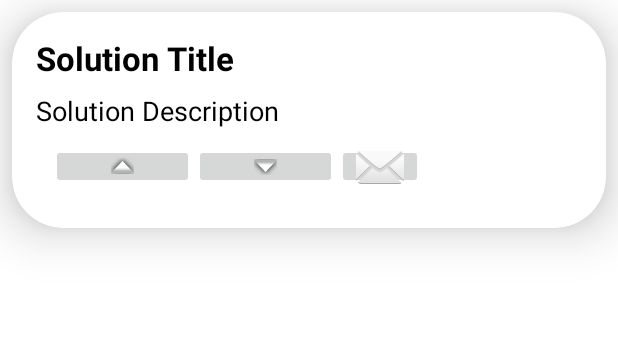
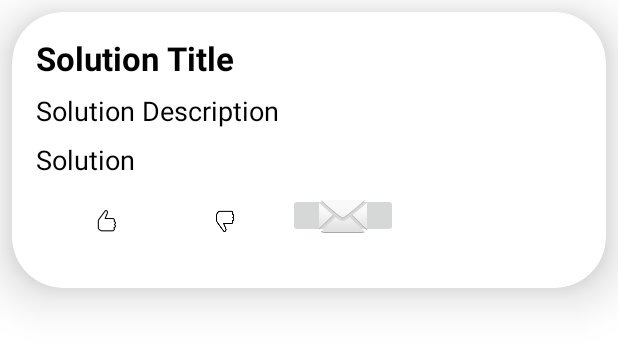
Before and after one commit to yesenia-ms/MyMechanic-App, an Android app: the layout solution_item_layout.xml on its own in the app's theme, with its tools: preview values and no code run, on a phone screen of 412 x 824 dp. Shown: the top 346 px of the screen. Run offline under Robolectric (Android 15) with nearby library versions, the light colour scheme and no system bars; Roboto replaces fonts that are not available here.

Commit message:
Changed the thumbs up and down button.

```diff
--- a/app/src/main/java/cs3773/group11/mymechanic/MyAdapter.java
+++ b/app/src/main/java/cs3773/group11/mymechanic/MyAdapter.java
@@ -19,12 +19,13 @@ public class MyAdapter extends RecyclerView.Adapter<MyAdapter.MyViewHolder> {
     }
 
     public static class MyViewHolder extends RecyclerView.ViewHolder {
-        TextView titleTextView, descriptionTextView;
+        TextView titleTextView, descriptionTextView, solutionTextView;
 
         public MyViewHolder(@NonNull View itemView) {
             super(itemView);
             titleTextView = itemView.findViewById(R.id.text_view_title);
             descriptionTextView = itemView.findViewById(R.id.text_view_description);
+            solutionTextView = itemView.findViewById(R.id.text_view_solution);
         }
     }
 
@@ -40,6 +41,7 @@ public class MyAdapter extends RecyclerView.Adapter<MyAdapter.MyViewHolder> {
         SolutionItem solutionItem = solutionItemList.get(position);
         holder.titleTextView.setText(solutionItem.getSolutionTitle());
         holder.descriptionTextView.setText(solutionItem.getSolutionDescription());
+        holder.solutionTextView.setText(solutionItem.getSolution());
     }
 
     @Override
--- a/app/src/main/java/cs3773/group11/mymechanic/SolutionsActivity.java
+++ b/app/src/main/java/cs3773/group11/mymechanic/SolutionsActivity.java
@@ -73,6 +73,7 @@ public class SolutionsActivity extends AppCompatActivity {
                         SolutionItem solutionItem = new SolutionItem();
                         solutionItem.setSolutionTitle(documentSnapshot.getString("Possible Solution"));
                         solutionItem.setSolutionDescription(documentSnapshot.getString("Description"));
+                        solutionItem.setSolution(documentSnapshot.getString("Solution"));
                         solutionItemList.add(solutionItem);
                     }
                     MyAdapter adapter = new MyAdapter(solutionItemList);
--- a/app/src/main/res/layout/solution_item_layout.xml
+++ b/app/src/main/res/layout/solution_item_layout.xml
@@ -30,8 +30,17 @@
             android:layout_width="match_parent"
             android:layout_height="wrap_content"
             android:textSize="18sp"
+            android:paddingBottom="8dp"
             android:textColor="@color/black"
             android:text="Solution Description" />
+
+        <TextView
+            android:id="@+id/text_view_solution"
+            android:layout_width="match_parent"
+            android:layout_height="wrap_content"
+            android:textSize="18sp"
+            android:textColor="@color/black"
+            android:text="Solution" />
 
         <LinearLayout
             android:layout_width="match_parent"
@@ -41,17 +50,26 @@
 
             <ImageButton
                 android:id="@+id/imageButton"
-                android:layout_width="wrap_content"
-                android:layout_height="30dp"
+                style="@android:style/Widget.DeviceDefault.ImageButton"
+                android:layout_width="2dp"
+                android:layout_height="37dp"
                 android:layout_weight="1"
-                app:srcCompat="@android:drawable/arrow_up_float" />
+                android:adjustViewBounds="false"
+                android:backgroundTint="@color/white"
+                android:cropToPadding="false"
+                android:scaleType="fitCenter"
+                app:srcCompat="@drawable/up_thumb_50" />
 
             <ImageButton
                 android:id="@+id/imageButton4"
-                android:layout_width="wrap_content"
-                android:layout_height="30dp"
+                style="@android:style/Widget.DeviceDefault.ImageButton"
+                android:layout_width="12dp"
+                android:layout_height="37dp"
                 android:layout_weight="1"
-                app:srcCompat="@android:drawable/arrow_down_float" />
+                android:adjustViewBounds="false"
+                android:scaleType="fitCenter"
+                app:srcCompat="@drawable/down_thumb_100"
+                android:backgroundTint="@color/white"/>
 
             <ImageButton
                 android:id="@+id/imageButton5"
@@ -59,6 +77,9 @@
                 android:layout_height="30dp"
                 android:layout_weight="1"
                 app:srcCompat="@android:drawable/ic_dialog_email" />
+
+
+
             <Space
                 android:layout_width="40dp"
                 android:layout_height="wrap_content"
```
Also changed, not shown: app/src/main/java/cs3773/group11/mymechanic/SolutionItem.java (+11 -2 lines), app/src/main/res/layout/activity_solutions.xml (+12 -3 lines), app/src/main/res/drawable/down_thumb_100.png (added), app/src/main/res/drawable/up_thumb_50.png (added).
